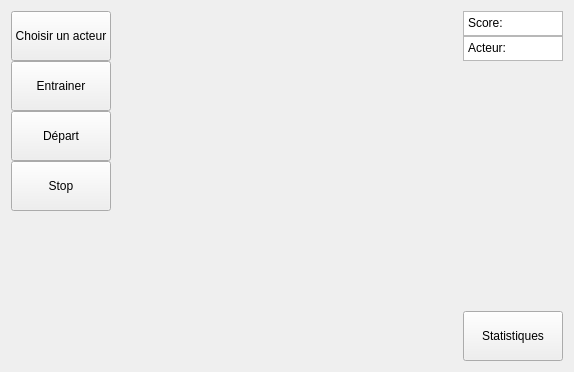
This is gamewidget.ui in VaelK/snake as Qt 5 draws it before an edit. The edited form follows.
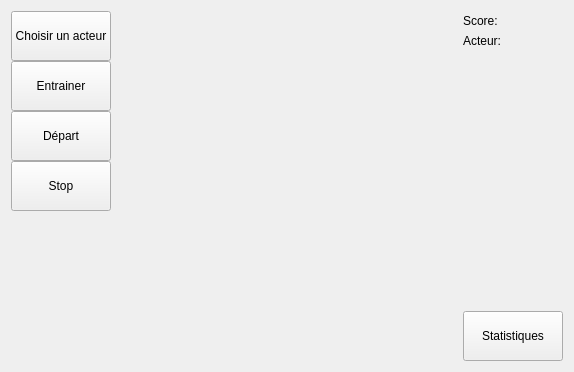
This is the edited form. Custom widgets are drawn as their Qt base class.

Commit message: Fix - Actor type added, changing to combobox

Diff of the .ui file:
```diff
--- a/gamewidget.ui
+++ b/gamewidget.ui
@@ -158,37 +158,28 @@
      <item>
       <layout class="QVBoxLayout" name="verticalLayoutStats">
        <item>
-        <widget class="QPlainTextEdit" name="scoreTextEdit">
-         <property name="maximumSize">
+        <widget class="QLabel" name="scoreLabel">
+         <property name="minimumSize">
           <size>
-           <width>100</width>
-           <height>25</height>
+           <width>0</width>
+           <height>20</height>
           </size>
          </property>
-         <property name="lineWidth">
-          <number>0</number>
-         </property>
-         <property name="midLineWidth">
-          <number>0</number>
-         </property>
-         <property name="plainText">
-          <string>Score: </string>
+         <property name="text">
+          <string>Score:</string>
          </property>
         </widget>
        </item>
        <item>
-        <widget class="QPlainTextEdit" name="actorTextEdit">
-         <property name="maximumSize">
+        <widget class="QLabel" name="actorLabel">
+         <property name="minimumSize">
           <size>
-           <width>100</width>
-           <height>25</height>
+           <width>0</width>
+           <height>20</height>
           </size>
          </property>
-         <property name="lineWidth">
-          <number>0</number>
-         </property>
-         <property name="plainText">
-          <string>Acteur: </string>
+         <property name="text">
+          <string>Acteur:</string>
          </property>
         </widget>
        </item>
```
The commit also changes 18 other files.
